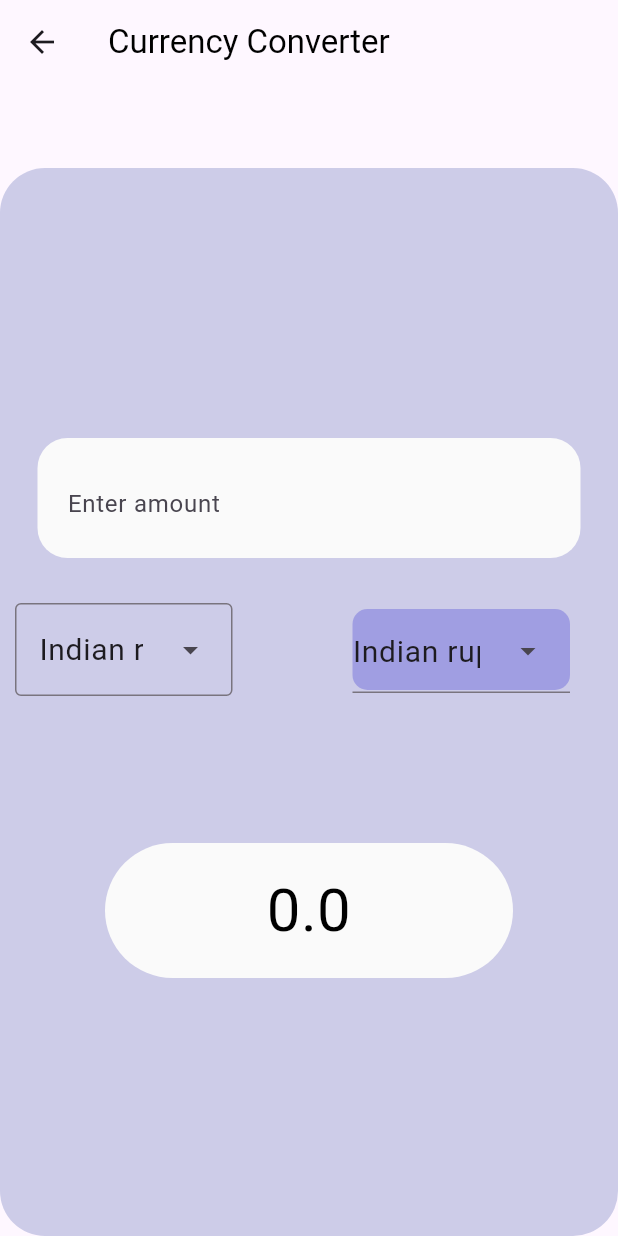
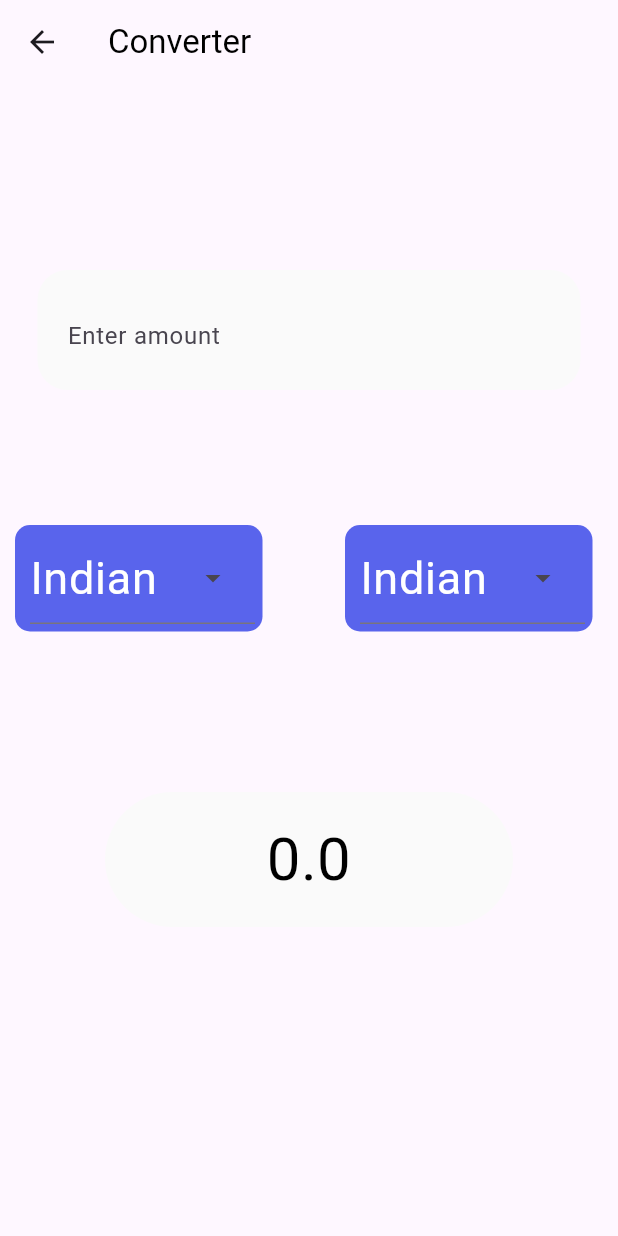
Before and after one commit to PranavSoneji-07/Currency-Converter, a Flutter app: the Converter screen opened directly, on a phone screen of 412 x 824 dp. Run offline on Flutter 3.47's test engine with Material 3 defaults, Android fonts, the phone set to English and light mode, and no system bars.

Commit message:
Huge upgrades in the design and theme

```diff
--- a/lib/converter_page.dart
+++ b/lib/converter_page.dart
@@ -25,20 +25,14 @@
   Widget build(BuildContext context) {
     return Scaffold(
     extendBodyBehindAppBar: true,
-      appBar: AppBar(  title: Text('Currency Converter', style: TextStyle(color: Colors.black), textAlign: TextAlign.center,),
+      appBar: AppBar(  title: Text('Converter', style: TextStyle(color: Colors.black), textAlign: TextAlign.center),
       ),
-      body: Container(
-        width: double.infinity,
-        height: double.infinity,
-        margin: EdgeInsets.only(top: 112),
-
-        decoration: BoxDecoration(
-          color: Color.fromRGBO(156, 161, 209, 0.5),
-          borderRadius: BorderRadius.circular(30),
-        ),
-        child: Column(
-         crossAxisAlignment: CrossAxisAlignment.center,
+      body: Column(
+        mainAxisAlignment: MainAxisAlignment.start,
         children: [
+          Container(
+              margin: EdgeInsets.all(5),
+              child: Text("Amount", style: TextStyle(color: Colors.black),)),
           Container(
             height: 80,
             padding: EdgeInsets.all(20),
@@ -46,7 +40,7 @@
               color: Color.fromRGBO(250, 250, 250, 1),
               borderRadius: BorderRadius.circular(20)
             ),
-              margin: EdgeInsets.only(left: 25, right: 25, top: 180),
+            margin: EdgeInsets.only(left: 25, right: 25, top: 150),
             child:
 
             //Input
@@ -61,7 +55,7 @@
               onChanged: (value) async {
                 setState(() {
                   if(value=="" || value == " "){
-                      textval =0;
+                    textval = 0;
                   }
                   else
                   {textval = double.parse(value);}
@@ -77,49 +71,19 @@
           Row(
             children: [
               Container(
-                  width: 145,
-                  height: 130,
-                  margin: EdgeInsets.only(left: 10, top: 30),
-                  child:
-
-                  //Input Currency
-                  DropdownMenu(
-                    textStyle: TextStyle(fontSize: 20,),
-                    onSelected: (value) {
-                      selectedValue = value.toString();
-                      fetch.fetchData(selectedValue);
-                      setState(() {
-                        Output = fetch.out(textval, selectedValue1);
-                      });
-                    },
-                    initialSelection: selectedValue,
-                    dropdownMenuEntries: [
-                      DropdownMenuEntry(value: "INR", label: "Indian ruppee"),
-                      DropdownMenuEntry(value: "USD", label: "US Dollar"),
-                      DropdownMenuEntry(value: "JPY", label: "Japanese Yen"),
-                      DropdownMenuEntry(value: "AED", label: "UAE Dirham"),
-                      DropdownMenuEntry(value: "GBP", label: "Pound Sterling"),
-                      DropdownMenuEntry(value: "KRW", label: "South Korean Won"),
-                      DropdownMenuEntry(value: "CNY", label: "Chinese Renminbi"),
-                      DropdownMenuEntry(value: "CAD", label: "Canadian Dollar"),
-                    ],
-                    width: 145,
-                  ),
-                ),
-                Container(
-                  height: 54,
-                  margin: EdgeInsets.only(left: 80, bottom: 38),
+                padding: EdgeInsets.only(left: 10, top: 5, right: 5, bottom: 5),
+                margin: EdgeInsets.only(left: 10, bottom: 38, top: 90),
                 decoration: BoxDecoration(
                   borderRadius: BorderRadius.circular(10),
-                    color: Color.fromRGBO(149, 147, 224, 0.8),
+                  color: Color.fromRGBO(89, 100, 236, 1),
                 ),
                 child:
 
 
-                  //Output Currency
+                //Input Currency
 
                 DropdownMenu(
-                  textStyle: TextStyle(fontSize: 20,),
+                  textStyle: TextStyle(fontSize: 30, color: Colors.white),
                   onSelected: (value) {
                     selectedValue1 = value.toString();
                     fetch.fetchOut(selectedValue1);
@@ -138,7 +102,45 @@
                     DropdownMenuEntry(value: "CNY", label: "Chinese Renminbi"),
                     DropdownMenuEntry(value: "CAD", label: "Canadian Dollar"),
                   ],
-                  width: 145,
+                  width: 150,
+                  inputDecorationTheme: InputDecorationTheme(
+                    outlineBorder: BorderSide.none,
+                  ),
+                ),
+              ),
+              Container(
+                padding: EdgeInsets.only(left: 10, top: 5, right: 5, bottom: 5),
+                margin: EdgeInsets.only(left: 55, bottom: 38, top: 90),
+                decoration: BoxDecoration(
+                  borderRadius: BorderRadius.circular(10),
+                  color: Color.fromRGBO(89, 100, 236, 1),
+                ),
+                child:
+
+
+                //Output Currency
+
+                DropdownMenu(
+                textStyle: TextStyle(fontSize: 30, color: Colors.white,),
+                onSelected: (value) {
+                  selectedValue1 = value.toString();
+                  fetch.fetchOut(selectedValue1);
+                  setState(() {
+                    Output = fetch.out(textval, selectedValue1);
+                  });
+                },
+                initialSelection: selectedValue1,
+                dropdownMenuEntries: [
+                  DropdownMenuEntry(value: "INR", label: "Indian ruppee"),
+                  DropdownMenuEntry(value: "USD", label: "US Dollar"),
+                  DropdownMenuEntry(value: "JPY", label: "Japanese Yen"),
+                  DropdownMenuEntry(value: "AED", label: "UAE Dirham"),
+                  DropdownMenuEntry(value: "GBP", label: "Pound Sterling"),
+                  DropdownMenuEntry(value: "KRW", label: "South Korean Won"),
+                  DropdownMenuEntry(value: "CNY", label: "Chinese Renminbi"),
+                  DropdownMenuEntry(value: "CAD", label: "Canadian Dollar"),
+                ],
+                width: 150,
                   inputDecorationTheme: InputDecorationTheme(
                     outlineBorder: BorderSide.none,
                   ),
@@ -153,11 +155,10 @@
             ),
             width: double.infinity,
             height: 90,
-              margin: EdgeInsets.only(left: 70, right: 70, top: 30),
+            margin: EdgeInsets.only(left: 70, right: 70, top: 69),
             child: Center(child: Text(Output.toString(), style: TextStyle(fontSize: 40, color: Colors.black), textAlign: TextAlign.center,)),
           ),
         ],
-        ),
       ),
 
     );
--- a/pubspec.yaml
+++ b/pubspec.yaml
@@ -1,5 +1,5 @@
 name: currency
-description: "My firsr App"
+description: "My first App"
 # The following line prevents the package from being accidentally published to
 # pub.dev using `flutter pub publish`. This is preferred for private packages.
 publish_to: 'none' # Remove this line if you wish to publish to pub.dev
@@ -52,7 +52,8 @@
 
 # The following section is specific to Flutter packages.
 flutter:
-
+  assets:
+    - assets/Globe.png
   # The following line ensures that the Material Icons font is
   # included with your application, so that you can use the icons in
   # the material Icons class.
```
Also changed, not shown: lib/home_page.dart (+32 -16 lines), assets/Globe.png (added). Lines whose indentation alone changed are shown as unchanged.
